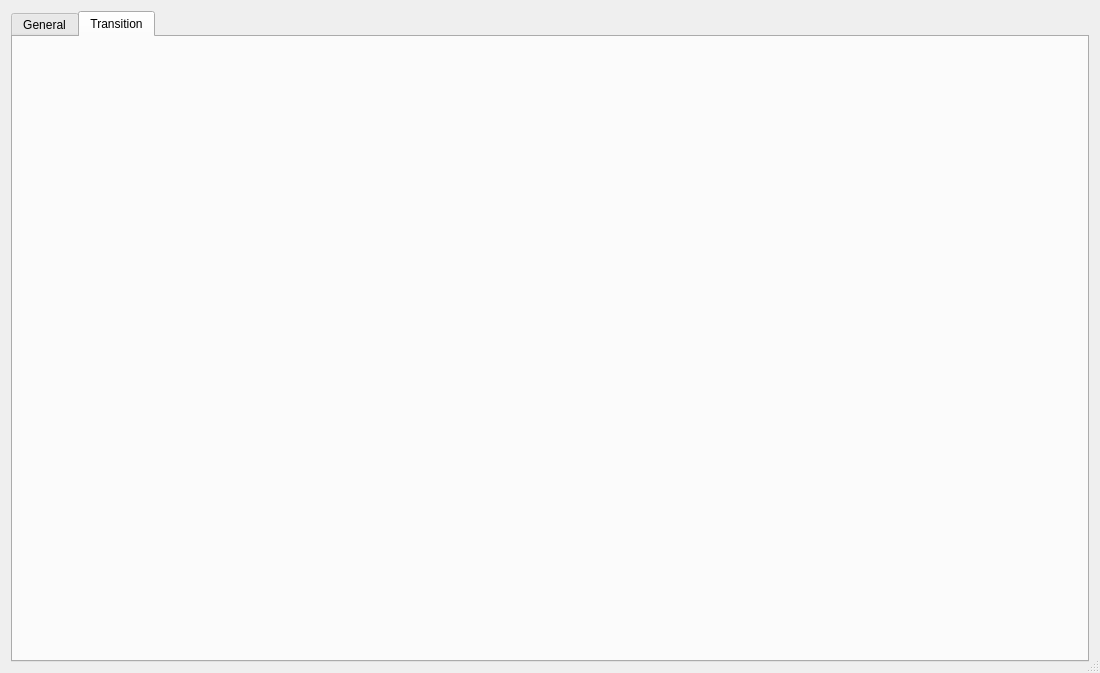
First picture: the form in forms/advanced-scene-switcher.ui, repository Bryshot/TFG, before the edit.
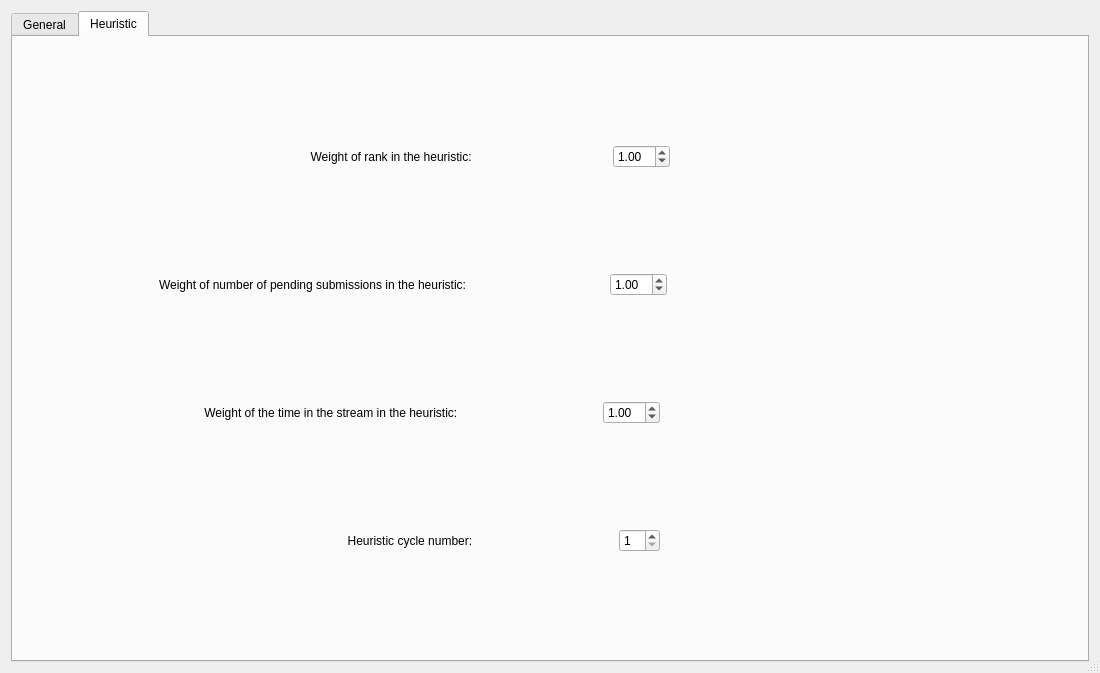
Second picture: the form after the edit. The open tabs and pages were chosen to show the change.

What changed in the file:
```diff
--- a/forms/advanced-scene-switcher.ui
+++ b/forms/advanced-scene-switcher.ui
@@ -558,9 +558,383 @@
      </widget>
      <widget class="QWidget" name="transitionsTab">
       <attribute name="title">
-       <string notr="true">Transition</string>
+       <string notr="true">Heuristic</string>
       </attribute>
-      <layout class="QVBoxLayout" name="verticalLayout_15"/>
+      <layout class="QVBoxLayout" name="verticalLayout_15">
+       <item>
+        <layout class="QHBoxLayout" name="horizontalLayout_2">
+         <item>
+          <spacer name="horizontalSpacer_15">
+           <property name="orientation">
+            <enum>Qt::Horizontal</enum>
+           </property>
+           <property name="sizeHint" stdset="0">
+            <size>
+             <width>40</width>
+             <height>20</height>
+            </size>
+           </property>
+          </spacer>
+         </item>
+         <item>
+          <spacer name="horizontalSpacer_23">
+           <property name="orientation">
+            <enum>Qt::Horizontal</enum>
+           </property>
+           <property name="sizeHint" stdset="0">
+            <size>
+             <width>40</width>
+             <height>20</height>
+            </size>
+           </property>
+          </spacer>
+         </item>
+         <item>
+          <widget class="QLabel" name="label_8">
+           <property name="text">
+            <string>     Weight of rank in the heuristic:</string>
+           </property>
+          </widget>
+         </item>
+         <item>
+          <spacer name="horizontalSpacer_28">
+           <property name="orientation">
+            <enum>Qt::Horizontal</enum>
+           </property>
+           <property name="sizeHint" stdset="0">
+            <size>
+             <width>40</width>
+             <height>20</height>
+            </size>
+           </property>
+          </spacer>
+         </item>
+         <item>
+          <widget class="QDoubleSpinBox" name="weightOfRank">
+           <property name="singleStep">
+            <double>0.100000000000000</double>
+           </property>
+           <property name="value">
+            <double>1.000000000000000</double>
+           </property>
+          </widget>
+         </item>
+         <item>
+          <spacer name="horizontalSpacer_14">
+           <property name="orientation">
+            <enum>Qt::Horizontal</enum>
+           </property>
+           <property name="sizeHint" stdset="0">
+            <size>
+             <width>40</width>
+             <height>20</height>
+            </size>
+           </property>
+          </spacer>
+         </item>
+         <item>
+          <spacer name="horizontalSpacer_29">
+           <property name="orientation">
+            <enum>Qt::Horizontal</enum>
+           </property>
+           <property name="sizeHint" stdset="0">
+            <size>
+             <width>40</width>
+             <height>20</height>
+            </size>
+           </property>
+          </spacer>
+         </item>
+         <item>
+          <spacer name="horizontalSpacer_13">
+           <property name="orientation">
+            <enum>Qt::Horizontal</enum>
+           </property>
+           <property name="sizeHint" stdset="0">
+            <size>
+             <width>40</width>
+             <height>20</height>
+            </size>
+           </property>
+          </spacer>
+         </item>
+        </layout>
+       </item>
+       <item>
+        <layout class="QHBoxLayout" name="horizontalLayout_6">
+         <item>
+          <spacer name="horizontalSpacer_18">
+           <property name="orientation">
+            <enum>Qt::Horizontal</enum>
+           </property>
+           <property name="sizeHint" stdset="0">
+            <size>
+             <width>40</width>
+             <height>20</height>
+            </size>
+           </property>
+          </spacer>
+         </item>
+         <item>
+          <widget class="QLabel" name="label_9">
+           <property name="text">
+            <string>Weight of number of pending submissions in the heuristic:</string>
+           </property>
+          </widget>
+         </item>
+         <item>
+          <spacer name="horizontalSpacer_20">
+           <property name="orientation">
+            <enum>Qt::Horizontal</enum>
+           </property>
+           <property name="sizeHint" stdset="0">
+            <size>
+             <width>40</width>
+             <height>20</height>
+            </size>
+           </property>
+          </spacer>
+         </item>
+         <item>
+          <widget class="QDoubleSpinBox" name="weightOfPending">
+           <property name="singleStep">
+            <double>0.100000000000000</double>
+           </property>
+           <property name="value">
+            <double>1.000000000000000</double>
+           </property>
+          </widget>
+         </item>
+         <item>
+          <spacer name="horizontalSpacer_17">
+           <property name="orientation">
+            <enum>Qt::Horizontal</enum>
+           </property>
+           <property name="sizeHint" stdset="0">
+            <size>
+             <width>40</width>
+             <height>20</height>
+            </size>
+           </property>
+          </spacer>
+         </item>
+         <item>
+          <spacer name="horizontalSpacer_30">
+           <property name="orientation">
+            <enum>Qt::Horizontal</enum>
+           </property>
+           <property name="sizeHint" stdset="0">
+            <size>
+             <width>40</width>
+             <height>20</height>
+            </size>
+           </property>
+          </spacer>
+         </item>
+         <item>
+          <spacer name="horizontalSpacer_16">
+           <property name="orientation">
+            <enum>Qt::Horizontal</enum>
+           </property>
+           <property name="sizeHint" stdset="0">
+            <size>
+             <width>40</width>
+             <height>20</height>
+            </size>
+           </property>
+          </spacer>
+         </item>
+        </layout>
+       </item>
+       <item>
+        <layout class="QHBoxLayout" name="horizontalLayout_7">
+         <item>
+          <spacer name="horizontalSpacer_24">
+           <property name="orientation">
+            <enum>Qt::Horizontal</enum>
+           </property>
+           <property name="sizeHint" stdset="0">
+            <size>
+             <width>40</width>
+             <height>20</height>
+            </size>
+           </property>
+          </spacer>
+         </item>
+         <item>
+          <widget class="QLabel" name="label_10">
+           <property name="text">
+            <string>             Weight of the time in the stream in the heuristic:</string>
+           </property>
+          </widget>
+         </item>
+         <item>
+          <spacer name="horizontalSpacer_25">
+           <property name="orientation">
+            <enum>Qt::Horizontal</enum>
+           </property>
+           <property name="sizeHint" stdset="0">
+            <size>
+             <width>40</width>
+             <height>20</height>
+            </size>
+           </property>
+          </spacer>
+         </item>
+         <item>
+          <widget class="QDoubleSpinBox" name="weightOfTime">
+           <property name="suffix">
+            <string/>
+           </property>
+           <property name="singleStep">
+            <double>0.010000000000000</double>
+           </property>
+           <property name="stepType">
+            <enum>QAbstractSpinBox::DefaultStepType</enum>
+           </property>
+           <property name="value">
+            <double>1.000000000000000</double>
+           </property>
+          </widget>
+         </item>
+         <item>
+          <spacer name="horizontalSpacer_26">
+           <property name="orientation">
+            <enum>Qt::Horizontal</enum>
+           </property>
+           <property name="sizeHint" stdset="0">
+            <size>
+             <width>40</width>
+             <height>20</height>
+            </size>
+           </property>
+          </spacer>
+         </item>
+         <item>
+          <spacer name="horizontalSpacer_12">
+           <property name="orientation">
+            <enum>Qt::Horizontal</enum>
+           </property>
+           <property name="sizeHint" stdset="0">
+            <size>
+             <width>40</width>
+             <height>20</height>
+            </size>
+           </property>
+          </spacer>
+         </item>
+         <item>
+          <spacer name="horizontalSpacer_22">
+           <property name="orientation">
+            <enum>Qt::Horizontal</enum>
+           </property>
+           <property name="sizeHint" stdset="0">
+            <size>
+             <width>40</width>
+             <height>20</height>
+            </size>
+           </property>
+          </spacer>
+         </item>
+        </layout>
+       </item>
+       <item>
+        <layout class="QHBoxLayout" name="horizontalLayout_5">
+         <item>
+          <spacer name="horizontalSpacer_32">
+           <property name="orientation">
+            <enum>Qt::Horizontal</enum>
+           </property>
+           <property name="sizeHint" stdset="0">
+            <size>
+             <width>40</width>
+             <height>20</height>
+            </size>
+           </property>
+          </spacer>
+         </item>
+         <item>
+          <spacer name="horizontalSpacer_34">
+           <property name="orientation">
+            <enum>Qt::Horizontal</enum>
+           </property>
+           <property name="sizeHint" stdset="0">
+            <size>
+             <width>40</width>
+             <height>20</height>
+            </size>
+           </property>
+          </spacer>
+         </item>
+         <item>
+          <widget class="QLabel" name="label_11">
+           <property name="text">
+            <string>              Heuristic cycle number:</string>
+           </property>
+          </widget>
+         </item>
+         <item>
+          <spacer name="horizontalSpacer_36">
+           <property name="orientation">
+            <enum>Qt::Horizontal</enum>
+           </property>
+           <property name="sizeHint" stdset="0">
+            <size>
+             <width>40</width>
+             <height>20</height>
+            </size>
+           </property>
+          </spacer>
+         </item>
+         <item>
+          <widget class="QSpinBox" name="numberOfCycle">
+           <property name="minimum">
+            <number>1</number>
+           </property>
+          </widget>
+         </item>
+         <item>
+          <spacer name="horizontalSpacer_31">
+           <property name="orientation">
+            <enum>Qt::Horizontal</enum>
+           </property>
+           <property name="sizeHint" stdset="0">
+            <size>
+             <width>40</width>
+             <height>20</height>
+            </size>
+           </property>
+          </spacer>
+         </item>
+         <item>
+          <spacer name="horizontalSpacer_35">
+           <property name="orientation">
+            <enum>Qt::Horizontal</enum>
+           </property>
+           <property name="sizeHint" stdset="0">
+            <size>
+             <width>40</width>
+             <height>20</height>
+            </size>
+           </property>
+          </spacer>
+         </item>
+         <item>
+          <spacer name="horizontalSpacer_33">
+           <property name="orientation">
+            <enum>Qt::Horizontal</enum>
+           </property>
+           <property name="sizeHint" stdset="0">
+            <size>
+             <width>40</width>
+             <height>20</height>
+            </size>
+           </property>
+          </spacer>
+         </item>
+        </layout>
+       </item>
+      </layout>
      </widget>
     </widget>
    </item>
```
Left out of the diff: 4 changed lines with no effect on the pictures.
